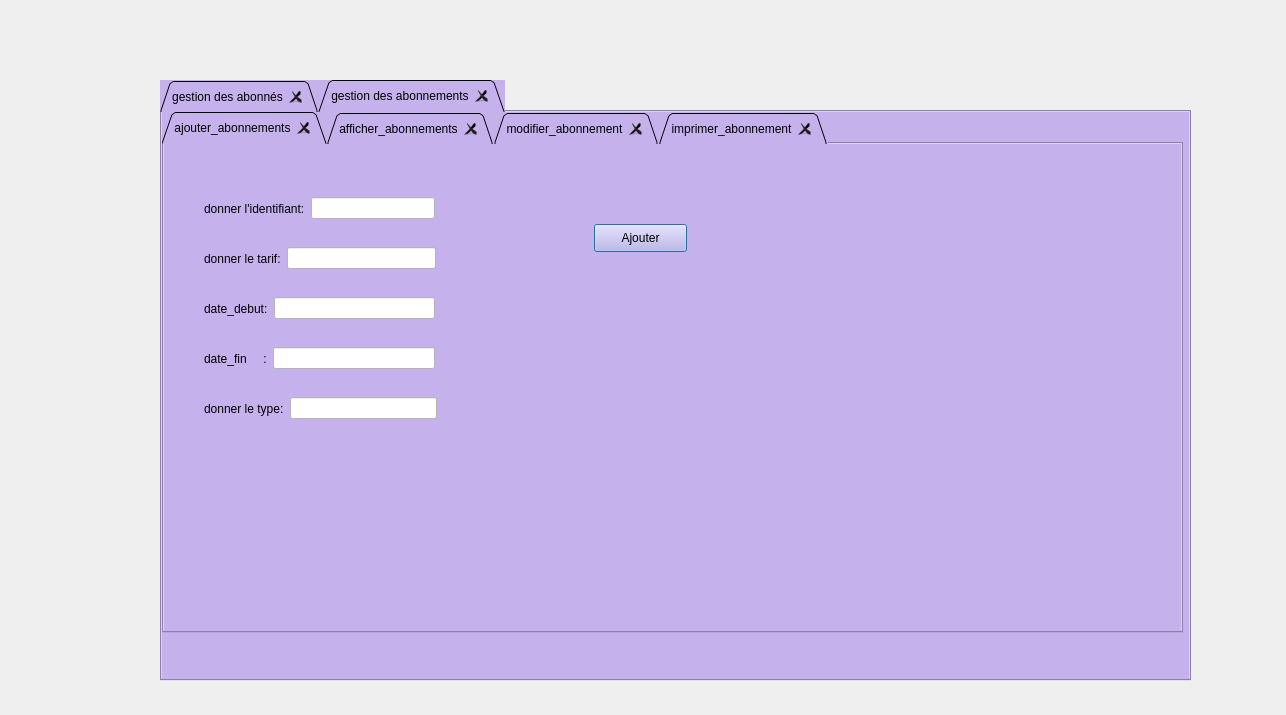
Old version of the form gestion_clients.ui in the repository RziguiMohamedAmine/Smart_cinema_2A14.
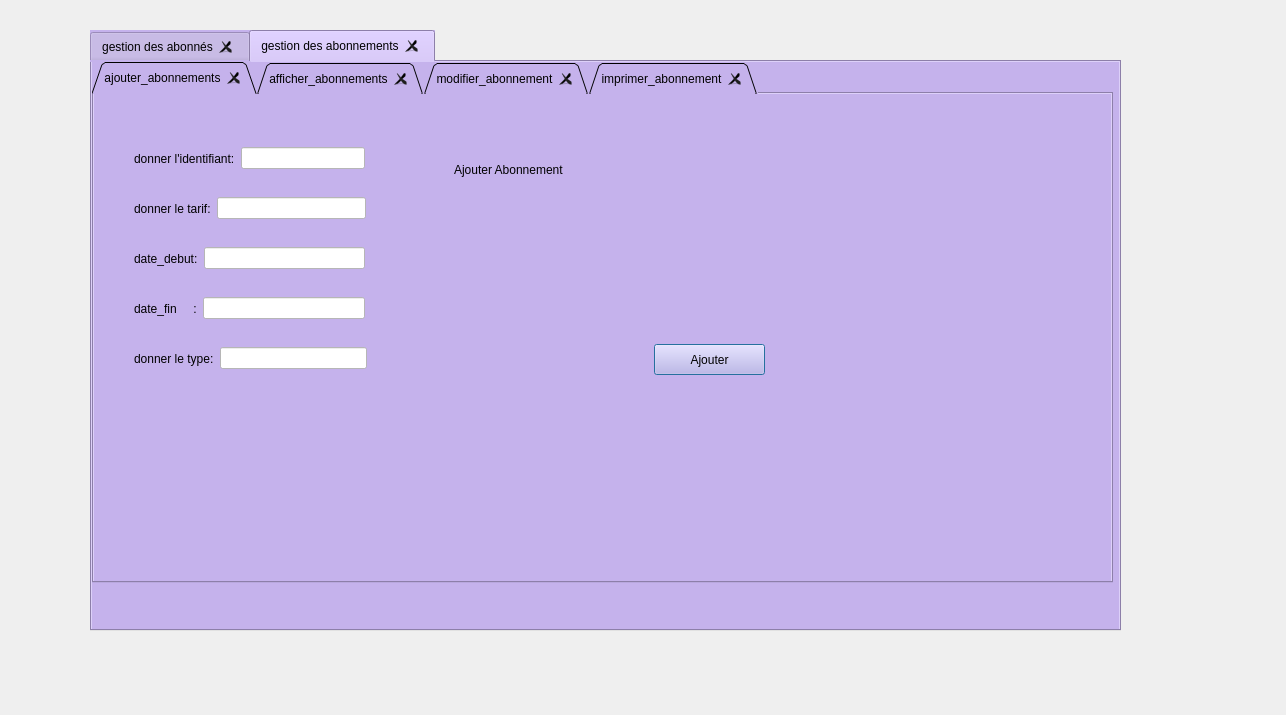
New version of the form. The open tabs and pages were chosen to show the change.

What changed in the file:
```diff
--- a/gestion_clients.ui
+++ b/gestion_clients.ui
@@ -22,8 +22,8 @@
   <widget class="QTabWidget" name="tabWidget">
    <property name="geometry">
     <rect>
-     <x>160</x>
-     <y>80</y>
+     <x>90</x>
+     <y>30</y>
      <width>1031</width>
      <height>601</height>
     </rect>
@@ -33,7 +33,7 @@
 background-color: rgb(197, 178, 236);</string>
    </property>
    <property name="tabShape">
-    <enum>QTabWidget::Triangular</enum>
+    <enum>QTabWidget::Rounded</enum>
    </property>
    <property name="currentIndex">
     <number>1</number>
@@ -537,10 +537,10 @@
       <widget class="QPushButton" name="pushButton_ajout_ab">
        <property name="geometry">
         <rect>
-         <x>430</x>
-         <y>80</y>
-         <width>93</width>
-         <height>28</height>
+         <x>560</x>
+         <y>250</y>
+         <width>111</width>
+         <height>31</height>
         </rect>
        </property>
        <property name="styleSheet">
@@ -701,6 +701,22 @@
         </item>
        </layout>
       </widget>
+      <widget class="QLabel" name="label_2">
+       <property name="geometry">
+        <rect>
+         <x>360</x>
+         <y>50</y>
+         <width>351</width>
+         <height>51</height>
+        </rect>
+       </property>
+       <property name="styleSheet">
+        <string notr="true">font: 75 22pt &quot;MS Shell Dlg 2&quot;;</string>
+       </property>
+       <property name="text">
+        <string>Ajouter Abonnement</string>
+       </property>
+      </widget>
      </widget>
      <widget class="QWidget" name="tab_8">
       <attribute name="title">
```
Left out of the diff: 65 changed lines with no effect on the pictures.
